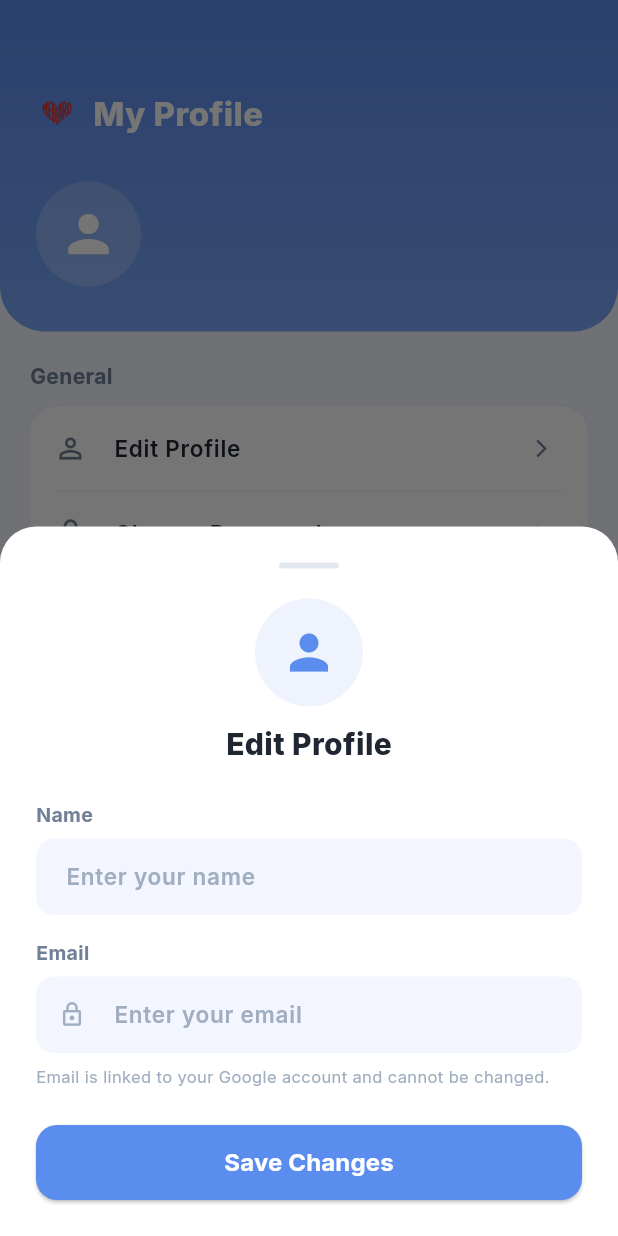
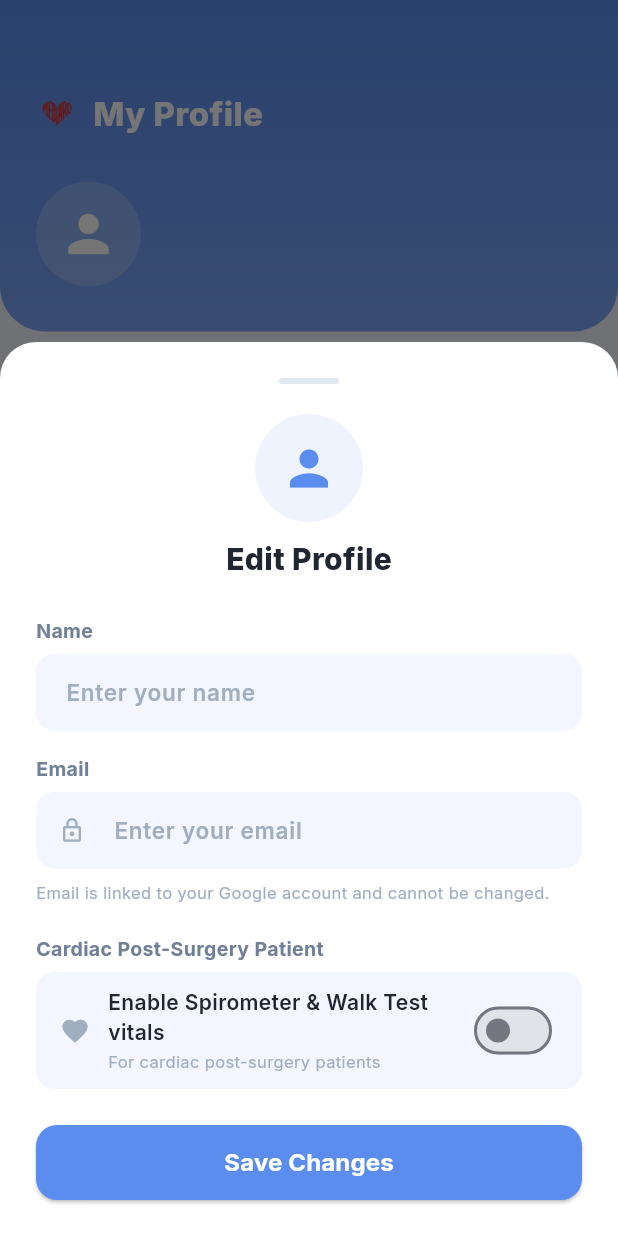
Before and after one commit to sanketnaman/med-reminder-tracker, a Flutter app: the ProfileScreen screen opened directly with empty values, after a tap on "Edit Profile", on a phone screen of 412 x 824 dp. Run offline on Flutter 3.47's test engine with Material 3 defaults, Android fonts, the light colour scheme and no system bars; our stand-ins replace firebase_auth, firebase_core, flutter_local_notifications, flutter_svg, google_fonts, google_sign_in and 4 more; missing offline and left inert: flutter_ringtone_player; accounts and stored records are empty; network calls fail.

Commit message:
feat: cardiac toggle in Edit Profile for existing users

```diff
--- a/lib/profile_screen.dart
+++ b/lib/profile_screen.dart
@@ -21,6 +21,7 @@ class ProfileScreen extends StatefulWidget {
 
 class _ProfileScreenState extends State<ProfileScreen> {
   UserSettings? _settings;
+  Dependent? _selfPatient;
   bool _isLoading = true;
   bool _isPremium = false;
   int _medicineCount = 0;
@@ -35,9 +36,14 @@ class _ProfileScreenState extends State<ProfileScreen> {
     final s = await DatabaseHelper.instance.getUserSettings();
     final isPremium = await DatabaseHelper.instance.isPremium();
     final medicineCount = await DatabaseHelper.instance.getMedicineCount(s.name);
+    final patients = await DatabaseHelper.instance.getPatients();
+    final selfPatient = patients.where((p) => p.isSelf).isNotEmpty
+        ? patients.firstWhere((p) => p.isSelf)
+        : null;
     if (mounted) {
       setState(() {
         _settings = s;
+        _selfPatient = selfPatient;
         _isPremium = isPremium;
         _medicineCount = medicineCount;
         _isLoading = false;
@@ -215,6 +221,82 @@ class _ProfileScreenState extends State<ProfileScreen> {
                         color: const Color(0xFFA0AEC0),
                       ),
                     ),
+                  const SizedBox(height: 20),
+
+                  // Cardiac Post-Surgery toggle
+                  Text(
+                    'Cardiac Post-Surgery Patient',
+                    style: GoogleFonts.inter(
+                      fontSize: 13,
+                      fontWeight: FontWeight.w700,
+                      color: const Color(0xFF718096),
+                    ),
+                  ),
+                  const SizedBox(height: 6),
+                  Container(
+                    padding: const EdgeInsets.symmetric(horizontal: 16, vertical: 10),
+                    decoration: BoxDecoration(
+                      color: const Color(0xFFF3F6FF),
+                      borderRadius: BorderRadius.circular(12),
+                    ),
+                    child: Row(
+                      children: [
+                        Icon(
+                          Icons.favorite,
+                          size: 20,
+                          color: _selfPatient?.isCardiacPostSurgery == true
+                              ? const Color(0xFFE85D75)
+                              : const Color(0xFFA0AEC0),
+                        ),
+                        const SizedBox(width: 12),
+                        Expanded(
+                          child: Column(
+                            crossAxisAlignment: CrossAxisAlignment.start,
+                            children: [
+                              Text(
+                                'Enable Spirometer & Walk Test vitals',
+                                style: GoogleFonts.inter(
+                                  fontSize: 14,
+                                  fontWeight: FontWeight.w600,
+                                  color: const Color(0xFF202733),
+                                ),
+                              ),
+                              const SizedBox(height: 2),
+                              Text(
+                                'For cardiac post-surgery patients',
+                                style: GoogleFonts.inter(
+                                  fontSize: 11,
+                                  color: const Color(0xFFA0AEC0),
+                                ),
+                              ),
+                            ],
+                          ),
+                        ),
+                        Switch(
+                          value: _selfPatient?.isCardiacPostSurgery ?? false,
+                          onChanged: (val) async {
+                            if (_selfPatient != null) {
+                              final updated = Dependent(
+                                id: _selfPatient!.id,
+                                name: _selfPatient!.name,
+                                relation: _selfPatient!.relation,
+                                age: _selfPatient!.age,
+                                gender: _selfPatient!.gender,
+                                profilePhoto: _selfPatient!.profilePhoto,
+                                isCardiacPostSurgery: val,
+                                createdAt: _selfPatient!.createdAt,
+                              );
+                              await DatabaseHelper.instance.updatePatient(updated);
+                              setSheetState(() {
+                                _selfPatient = updated;
+                              });
+                            }
+                          },
+                          activeColor: const Color(0xFFE85D75),
+                        ),
+                      ],
+                    ),
+                  ),
                   const SizedBox(height: 24),
 
                   // Save button
```
